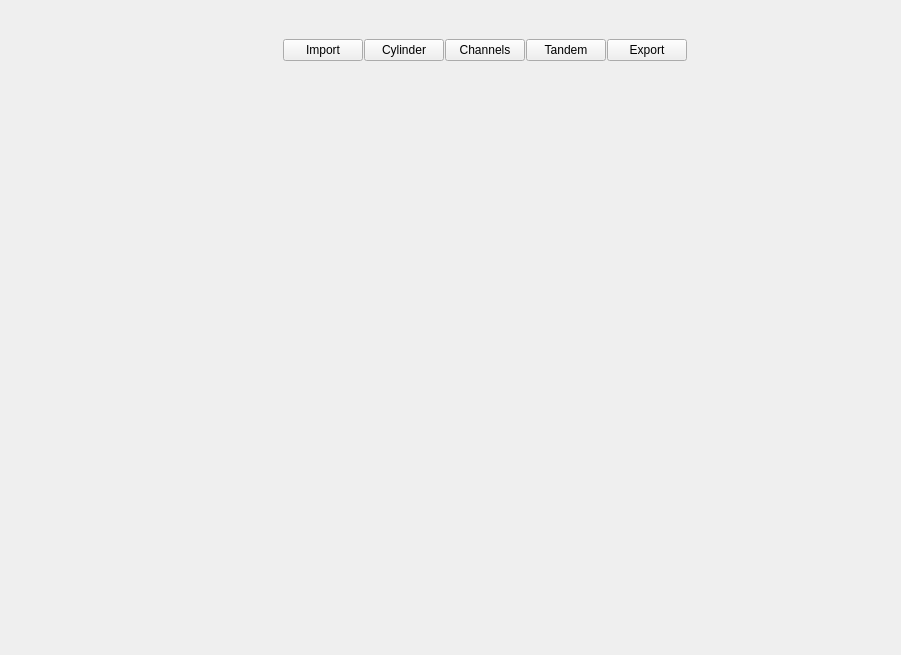
Qt form src/windows/ui/main_window.ui (brachify/brachify) before a commit.
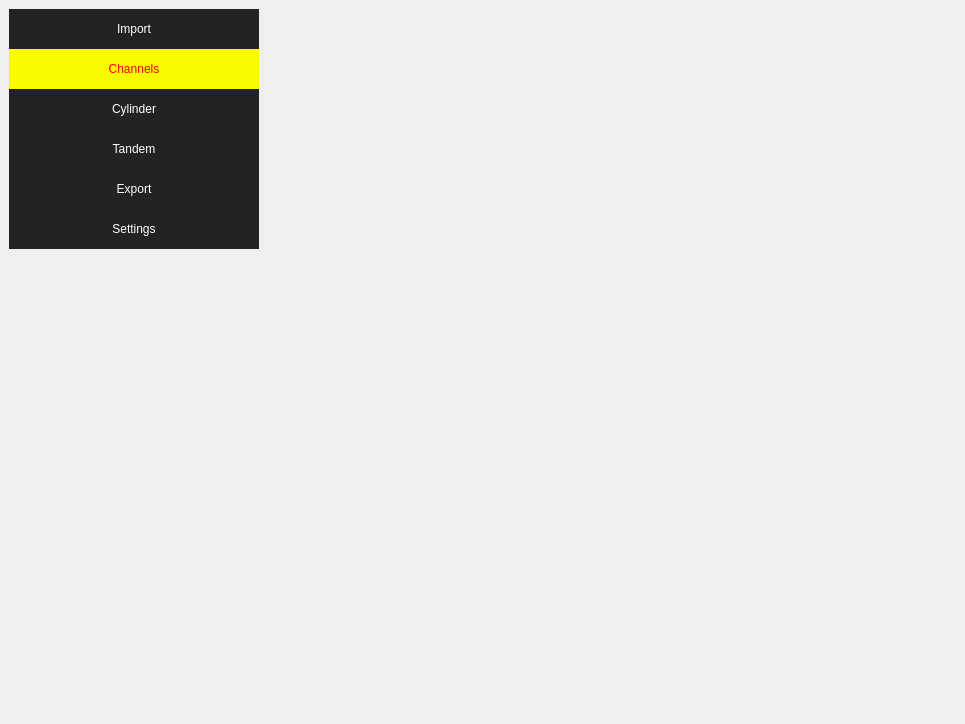
The same form after that commit. The open tabs and pages were chosen to show the change.

Commit message: tring to reformate the screen a little bit, Trying something.ui and Orig_main.ui will need deleted, but am keeping for now for reference while fixing problems caused by reformatting

What changed in the file:
```diff
--- a/src/windows/ui/main_window.ui
+++ b/src/windows/ui/main_window.ui
@@ -2,20 +2,53 @@
 <ui version="4.0">
  <class>MainWindow</class>
  <widget class="QMainWindow" name="MainWindow">
+  <property name="enabled">
+   <bool>false</bool>
+  </property>
   <property name="geometry">
    <rect>
     <x>0</x>
     <y>0</y>
-    <width>901</width>
-    <height>655</height>
+    <width>965</width>
+    <height>724</height>
    </rect>
   </property>
   <property name="windowTitle">
    <string>brachify</string>
   </property>
   <widget class="QWidget" name="centralwidget">
-   <layout class="QHBoxLayout" name="horizontalLayout_2">
-    <item>
+   <layout class="QGridLayout" name="gridLayout_2">
+    <item row="0" column="1">
+     <widget class="QWidget" name="bodywidget" native="true">
+      <layout class="QVBoxLayout" name="verticalLayout_5">
+       <item>
+        <widget class="QWidget" name="display_view_widget" native="true">
+         <property name="minimumSize">
+          <size>
+           <width>600</width>
+           <height>540</height>
+          </size>
+         </property>
+         <layout class="QGridLayout" name="gridLayout">
+          <property name="leftMargin">
+           <number>0</number>
+          </property>
+          <property name="topMargin">
+           <number>0</number>
+          </property>
+          <property name="rightMargin">
+           <number>0</number>
+          </property>
+          <property name="bottomMargin">
+           <number>0</number>
+          </property>
+         </layout>
+        </widget>
+       </item>
+      </layout>
+     </widget>
+    </item>
+    <item row="0" column="0">
      <widget class="QWidget" name="left_menu_bar" native="true">
       <property name="minimumSize">
        <size>
@@ -43,228 +76,293 @@
         <number>0</number>
        </property>
        <item>
-        <widget class="QStackedWidget" name="viewswidget">
-         <property name="currentIndex">
-          <number>0</number>
-         </property>
-         <widget class="QWidget" name="page_import">
-          <layout class="QVBoxLayout" name="verticalLayout_7">
-           <property name="spacing">
-            <number>0</number>
-           </property>
-           <property name="leftMargin">
-            <number>4</number>
-           </property>
-           <property name="topMargin">
-            <number>4</number>
-           </property>
-           <property name="rightMargin">
-            <number>4</number>
-           </property>
-           <property name="bottomMargin">
-            <number>4</number>
-           </property>
-          </layout>
-         </widget>
-         <widget class="QWidget" name="page_cylinder">
-          <layout class="QVBoxLayout" name="verticalLayout">
-           <property name="leftMargin">
-            <number>4</number>
-           </property>
-           <property name="topMargin">
-            <number>4</number>
-           </property>
-           <property name="rightMargin">
-            <number>4</number>
-           </property>
-           <property name="bottomMargin">
-            <number>4</number>
-           </property>
-          </layout>
-         </widget>
-         <widget class="QWidget" name="page_channels">
-          <layout class="QVBoxLayout" name="verticalLayout_3">
-           <property name="leftMargin">
-            <number>0</number>
-           </property>
-           <property name="topMargin">
-            <number>0</number>
-           </property>
-           <property name="rightMargin">
-            <number>0</number>
-           </property>
-           <property name="bottomMargin">
-            <number>0</number>
-           </property>
-          </layout>
-         </widget>
-         <widget class="QWidget" name="page_tandem">
-          <layout class="QVBoxLayout" name="verticalLayout_4">
-           <property name="leftMargin">
-            <number>0</number>
-           </property>
-           <property name="topMargin">
-            <number>0</number>
-           </property>
-           <property name="rightMargin">
-            <number>0</number>
-           </property>
-           <property name="bottomMargin">
-            <number>0</number>
-           </property>
-          </layout>
-         </widget>
-         <widget class="QWidget" name="page_export">
-          <layout class="QVBoxLayout" name="verticalLayout_8">
-           <property name="leftMargin">
-            <number>0</number>
-           </property>
-           <property name="topMargin">
-            <number>0</number>
-           </property>
-           <property name="rightMargin">
-            <number>0</number>
-           </property>
-           <property name="bottomMargin">
-            <number>0</number>
-           </property>
-          </layout>
-         </widget>
-        </widget>
-       </item>
-      </layout>
-     </widget>
-    </item>
-    <item>
-     <widget class="QWidget" name="bodywidget" native="true">
-      <layout class="QVBoxLayout" name="verticalLayout_5">
-       <item>
-        <widget class="QWidget" name="top_menu_bar" native="true">
+        <widget class="QWidget" name="top_menu_bar_2" native="true">
          <property name="minimumSize">
           <size>
            <width>0</width>
-           <height>64</height>
+           <height>241</height>
           </size>
          </property>
          <property name="maximumSize">
           <size>
-           <width>16777215</width>
-           <height>64</height>
+           <width>250</width>
+           <height>16777215</height>
           </size>
          </property>
-         <layout class="QHBoxLayout" name="horizontalLayout">
-          <property name="spacing">
-           <number>1</number>
+         <widget class="QPushButton" name="btn_import_view">
+          <property name="geometry">
+           <rect>
+            <x>0</x>
+            <y>0</y>
+            <width>250</width>
+            <height>40</height>
+           </rect>
           </property>
-          <property name="leftMargin">
-           <number>0</number>
+          <property name="minimumSize">
+           <size>
+            <width>0</width>
+            <height>40</height>
+           </size>
           </property>
-          <property name="topMargin">
-           <number>0</number>
+          <property name="styleSheet">
+           <string notr="true">QPushButton {
+	color: rgb(255, 255, 255);
+	background-color: rgb(35, 35, 35);
+	border: 0px solid;
+}
+QPushButton:hover {
+	background-color: rgb(0, 0, 250);
+}</string>
           </property>
-          <property name="rightMargin">
-           <number>0</number>
+          <property name="text">
+           <string>Import</string>
           </property>
-          <property name="bottomMargin">
-           <number>0</number>
+         </widget>
+         <widget class="QPushButton" name="btn_channels_view">
+          <property name="geometry">
+           <rect>
+            <x>0</x>
+            <y>40</y>
+            <width>250</width>
+            <height>40</height>
+           </rect>
           </property>
-          <item>
-           <widget class="QPushButton" name="btn_import_view">
-            <property name="minimumSize">
-             <size>
-              <width>80</width>
-              <height>0</height>
-             </size>
+          <property name="minimumSize">
+           <size>
+            <width>0</width>
+            <height>40</height>
+           </size>
+          </property>
+          <property name="styleSheet">
+           <string notr="true">QPushButton {
+	color: rgb(250, 0, 0);
+	background-color: rgb(250, 250, 0);
+	border: 0px solid;
+}
+QPushButton:hover {
+	background-color: rgb(250, 250, 0);
+}</string>
+          </property>
+          <property name="text">
+           <string>Channels</string>
+          </property>
+         </widget>
+         <widget class="QPushButton" name="btn_cylinder_view">
+          <property name="geometry">
+           <rect>
+            <x>0</x>
+            <y>80</y>
+            <width>250</width>
+            <height>40</height>
+           </rect>
+          </property>
+          <property name="minimumSize">
+           <size>
+            <width>0</width>
+            <height>40</height>
+           </size>
+          </property>
+          <property name="styleSheet">
+           <string notr="true">QPushButton {
+	background-color: rgb(170, 0, 0);
+	color: rgb(255, 255, 255);
+	background-color: rgb(35, 35, 35);
+	border: 0px solid;
+}
+QPushButton:hover {
+	background-color: rgb(100, 0, 0);
+}</string>
+          </property>
+          <property name="text">
+           <string>Cylinder</string>
+          </property>
+         </widget>
+         <widget class="QPushButton" name="btn_tandem_view">
+          <property name="geometry">
+           <rect>
+            <x>0</x>
+            <y>120</y>
+            <width>250</width>
+            <height>40</height>
+           </rect>
+          </property>
+          <property name="minimumSize">
+           <size>
+            <width>0</width>
+            <height>40</height>
+           </size>
+          </property>
+          <property name="styleSheet">
+           <string notr="true">QPushButton {
+	background-color: rgb(170, 0, 0);
+	color: rgb(255, 255, 255);
+	background-color: rgb(35, 35, 35);
+	border: 0px solid;
+}
+QPushButton:hover {
+	background-color: rgb(100, 0, 0);
+}</string>
+          </property>
+          <property name="text">
+           <string>Tandem</string>
+          </property>
+         </widget>
+         <widget class="QPushButton" name="btn_export_view">
+          <property name="geometry">
+           <rect>
+            <x>0</x>
+            <y>160</y>
+            <width>250</width>
+            <height>40</height>
+           </rect>
+          </property>
+          <property name="minimumSize">
+           <size>
+            <width>0</width>
+            <height>40</height>
+           </size>
+          </property>
+          <property name="styleSheet">
+           <string notr="true">QPushButton {
+	background-color: rgb(170, 0, 0);
+	color: rgb(255, 255, 255);
+	background-color: rgb(35, 35, 35);
+	border: 0px solid;
+}
+QPushButton:hover {
+	background-color: rgb(100, 0, 0);
+}</string>
+          </property>
+          <property name="text">
+           <string>Export</string>
+          </property>
+         </widget>
+         <widget class="QPushButton" name="btn_settings">
+          <property name="geometry">
+           <rect>
+            <x>0</x>
+            <y>200</y>
+            <width>250</width>
+            <height>40</height>
+           </rect>
+          </property>
+          <property name="minimumSize">
+           <size>
+            <width>0</width>
+            <height>40</height>
+           </size>
+          </property>
+          <property name="styleSheet">
+           <string notr="true">QPushButton {
+	background-color: rgb(170, 0, 0);
+	color: rgb(255, 255, 255);
+	background-color: rgb(35, 35, 35);
+	border: 0px solid;
+}
+QPushButton:hover {
+	background-color: rgb(100, 0, 0);
+}</string>
+          </property>
+          <property name="text">
+           <string>Settings</string>
+          </property>
+         </widget>
+         <widget class="QStackedWidget" name="viewswidget">
+          <property name="geometry">
+           <rect>
+            <x>0</x>
+            <y>246</y>
+            <width>251</width>
+            <height>461</height>
+           </rect>
+          </property>
+          <property name="currentIndex">
+           <number>4</number>
+          </property>
+          <widget class="QWidget" name="page_import">
+           <layout class="QVBoxLayout" name="verticalLayout_18">
+            <property name="spacing">
+             <number>0</number>
             </property>
-            <property name="maximumSize">
-             <size>
-              <width>80</width>
-              <height>16777215</height>
-             </size>
+            <property name="leftMargin">
+             <number>4</number>
             </property>
-            <property name="text">
-             <string>Import</string>
+            <property name="topMargin">
+             <number>4</number>
             </property>
-           </widget>
-          </item>
-          <item>
-           <widget class="QPushButton" name="btn_cylinder_view">
-            <property name="text">
-             <string>Cylinder</string>
+            <property name="rightMargin">
+             <number>4</number>
             </property>
-           </widget>
-          </item>
-          <item>
-           <widget class="QPushButton" name="btn_channels_view">
-            <property name="minimumSize">
-             <size>
-              <width>80</width>
-              <height>0</height>
-             </size>
+            <property name="bottomMargin">
+             <number>4</number>
             </property>
-            <property name="maximumSize">
-             <size>
-              <width>80</width>
-              <height>16777215</height>
-             </size>
+           </layout>
+          </widget>
+          <widget class="QWidget" name="page_cylinder">
+           <layout class="QVBoxLayout" name="verticalLayout_19">
+            <property name="leftMargin">
+             <number>4</number>
             </property>
-            <property name="text">
-             <string>Channels</string>
+            <property name="topMargin">
+             <number>4</number>
             </property>
-           </widget>
-          </item>
-          <item>
-           <widget class="QPushButton" name="btn_tandem_view">
-            <property name="text">
-             <string>Tandem</string>
+            <property name="rightMargin">
+             <number>4</number>
             </property>
-           </widget>
-          </item>
-          <item>
-           <widget class="QPushButton" name="btn_export_view">
-            <property name="text">
-             <string>Export</string>
+            <property name="bottomMargin">
+             <number>4</number>
             </property>
-           </widget>
-          </item>
-          <item>
-           <spacer name="horizontalSpacer_2">
-            <property name="orientation">
-             <enum>Qt::Horizontal</enum>
+           </layout>
+          </widget>
+          <widget class="QWidget" name="page_channels">
+           <layout class="QVBoxLayout" name="verticalLayout_20">
+            <property name="leftMargin">
+             <number>0</number>
             </property>
-            <property name="sizeHint" stdset="0">
-             <size>
-              <width>40</width>
-              <height>20</height>
-             </size>
+            <property name="topMargin">
+             <number>0</number>
             </property>
-           </spacer>
-          </item>
-         </layout>
-        </widget>
-       </item>
-       <item>
-        <widget class="QWidget" name="display_view_widget" native="true">
-         <property name="minimumSize">
-          <size>
-           <width>600</width>
-           <height>540</height>
-          </size>
-         </property>
-         <layout class="QGridLayout" name="gridLayout">
-          <property name="leftMargin">
-           <number>0</number>
-          </property>
-          <property name="topMargin">
-           <number>0</number>
-          </property>
-          <property name="rightMargin">
-           <number>0</number>
-          </property>
-          <property name="bottomMargin">
-           <number>0</number>
-          </property>
-         </layout>
+            <property name="rightMargin">
+             <number>0</number>
+            </property>
+            <property name="bottomMargin">
+             <number>0</number>
+            </property>
+           </layout>
+          </widget>
+          <widget class="QWidget" name="page_tandem">
+           <layout class="QVBoxLayout" name="verticalLayout_21">
+            <property name="leftMargin">
+             <number>0</number>
+            </property>
+            <property name="topMargin">
+             <number>0</number>
+            </property>
+            <property name="rightMargin">
+             <number>0</number>
+            </property>
+            <property name="bottomMargin">
+             <number>0</number>
+            </property>
+           </layout>
+          </widget>
+          <widget class="QWidget" name="page_export">
+           <layout class="QVBoxLayout" name="verticalLayout_22">
+            <property name="leftMargin">
+             <number>0</number>
+            </property>
+            <property name="topMargin">
+             <number>0</number>
+            </property>
+            <property name="rightMargin">
+             <number>0</number>
+            </property>
+            <property name="bottomMargin">
+             <number>0</number>
+            </property>
+           </layout>
+          </widget>
+         </widget>
         </widget>
        </item>
       </layout>
```
The commit also changes 3 other files.
